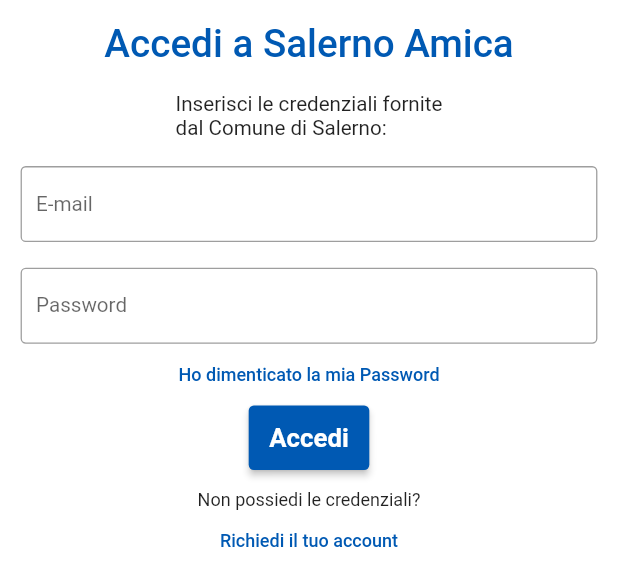
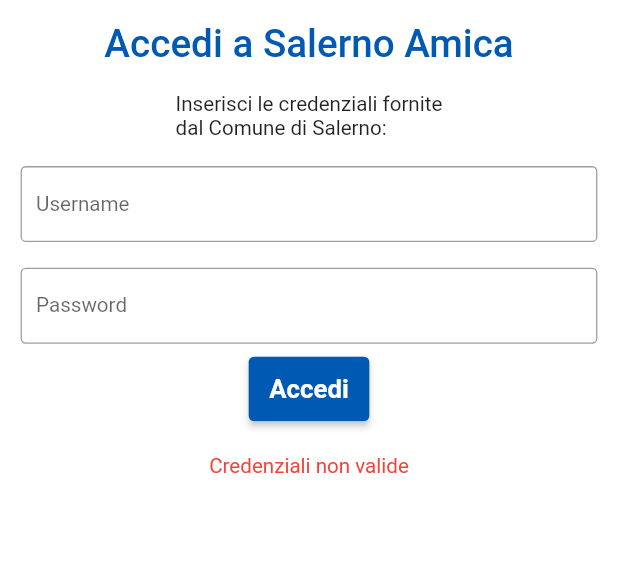
Before and after one commit to FedericoRipoli/EMAD2022_2023-8, a Flutter app: the LoginForm widget shown alone on an empty page, opened directly, after a tap on "Accedi", on a phone screen of 412 x 824 dp. Shown: the top 586 px of the screen. Run offline on Flutter 3.47's test engine with Material 2 defaults, Android fonts, the phone set to English and light mode, and no system bars; our stand-ins replace after_layout, bubble, flutter_chat_types, flutter_chat_ui, flutter_map, getwidget and 7 more; accounts and stored records are empty; network calls fail; project files that could hold a hidden picture were left out.

Commit message:
add login

```diff
--- a/sws_frontend/lib/components/LoginForm.dart
+++ b/sws_frontend/lib/components/LoginForm.dart
@@ -1,10 +1,14 @@
 import 'package:flutter/foundation.dart';
 import 'package:flutter/material.dart';
 import 'package:frontend_sws/main.dart';
+import 'package:frontend_sws/services/UserService.dart';
+import 'package:loading_animation_widget/loading_animation_widget.dart';
 
 // Form Login Ente / Comune
 class LoginForm extends StatefulWidget {
-  const LoginForm({Key? key}) : super(key: key);
+  final UserService? userService;
+
+  const LoginForm({Key? key, this.userService}) : super(key: key);
 
   @override
   State<LoginForm> createState() => _LoginFormState();
@@ -13,6 +17,18 @@ class LoginForm extends StatefulWidget {
 class _LoginFormState extends State<LoginForm> {
   TextEditingController emailController = TextEditingController();
   TextEditingController passwordController = TextEditingController();
+  var _isLoading = false;
+  var _loginError = false;
+
+  Future<bool> login(String username, String password) async {
+    setState(() => {_isLoading = true, _loginError = false});
+    var a = await widget.userService?.login(username, password);
+    setState(() => {_isLoading = false, _loginError = a == null});
+    if (a != null) {
+      return true;
+    }
+    return false;
+  }
 
   @override
   Widget build(BuildContext context) {
@@ -20,7 +36,8 @@ class _LoginFormState extends State<LoginForm> {
         padding: const EdgeInsets.all(6),
         child: SingleChildScrollView(
             scrollDirection: Axis.vertical,
-          child: Container(
+            child: !_isLoading
+                ? Container(
                     height: 480,
                     child: Column(
                       children: [
@@ -49,12 +66,12 @@ class _LoginFormState extends State<LoginForm> {
                             controller: emailController,
                             decoration: const InputDecoration(
                               border: OutlineInputBorder(),
-                        labelText: 'E-mail',
+                              labelText: 'Username',
                             ),
                           ),
                         ),
                         Container(
-                    padding: const EdgeInsets.fromLTRB(10, 10, 10, 0),
+                          padding: const EdgeInsets.fromLTRB(10, 10, 10, 10),
                           child: TextField(
                             obscureText: true,
                             controller: passwordController,
@@ -62,15 +79,6 @@ class _LoginFormState extends State<LoginForm> {
                               border: OutlineInputBorder(),
                               labelText: 'Password',
                             ),
-                    ),
-                  ),
-                  TextButton(
-                    onPressed: () {
-                      //forgot password screen
-                    },
-                    child: Text(
-                      'Ho dimenticato la mia Password',
-                      style: TextStyle(color: appTheme.primaryColor),
                           ),
                         ),
                         Container(
@@ -81,33 +89,37 @@ class _LoginFormState extends State<LoginForm> {
                               style: ElevatedButton.styleFrom(
                                   backgroundColor: appTheme.primaryColor,
                                   textStyle: const TextStyle(
-                                fontSize: 20, fontWeight: FontWeight.bold)),
+                                      fontSize: 20,
+                                      fontWeight: FontWeight.bold)),
                               child: const Text('Accedi'),
-                        onPressed: () {
-                          if (kDebugMode) {
-                            print(emailController.text);
-                            print(passwordController.text);
+                              onPressed: () async {
+                                bool res = await login(emailController.text,
+                                    passwordController.text);
+                                if(mounted){
+                                  if (res) Navigator.pop(context);
                                 }
                               },
                             )),
-                  Column(
-                    mainAxisAlignment: MainAxisAlignment.center,
-                    children: <Widget>[
-                      const Text('Non possiedi le credenziali?'),
-                      TextButton(
-                        child: Text(
-                          'Richiedi il tuo account',
+                        _loginError
+                            ? Container(
+                                alignment: Alignment.center,
+                                padding: const EdgeInsets.all(10),
+                                child: const Text(
+                                  'Credenziali non valide',
                                   style: TextStyle(
-                              fontSize: 14, color: appTheme.primaryColor),
-                        ),
-                        onPressed: () {
-                          //signup screen
-                        },
-                      )
+                                      fontSize: 16, color: Colors.red),
+                                ))
+                            : Container()
                       ],
-                  ),
-                ],
-              )),
-        ));
+                    ))
+                : Container(
+                    height: 480,
+                    alignment: Alignment.center,
+                    child: Center(
+                        child: LoadingAnimationWidget.twistingDots(
+                      leftDotColor: appTheme.primaryColor,
+                      rightDotColor: appTheme.secondaryHeaderColor,
+                      size: 80,
+                    )))));
   }
 }
--- a/sws_frontend/lib/services/RestURL.dart
+++ b/sws_frontend/lib/services/RestURL.dart
@@ -1,5 +1,6 @@
 class RestURL {
-  static String baseURL = "http://localhost:8080/api/";
+  //static String baseURL = "http://localhost:8080/api/";
+  static String baseURL = "https://emadsalerno-emadsalerno.azuremicroservices.io/api/";
   static Uri login = Uri.parse("${baseURL}auth/login");
   static Uri register = Uri.parse("${baseURL}auth/register");
   static Uri refreshToken = Uri.parse("${baseURL}auth/token");
@@ -7,13 +8,15 @@ class RestURL {
 
   static var defaultHeader = {
     "Accept": "application/json",
-    "Content-Type": "application/json"
+    "Content-Type": "application/json",
+    //"Access-Control-Allow-Origin": "*"
   };
 
   static authHeader(String jwt) {
     return {
       "Accept": "application/json",
       "Content-Type": "application/json",
+      //"Access-Control-Allow-Origin": "*",
       "Authorization": "Bearer $jwt"
     };
   }
--- a/sws_frontend/lib/util/SharedPreferencesUtils.dart
+++ b/sws_frontend/lib/util/SharedPreferencesUtils.dart
@@ -3,10 +3,11 @@ import 'package:shared_preferences/shared_preferences.dart';
 
 class SharedPreferencesUtils{
   static late SharedPreferences prefs;
-  static const String splash_viewed='it.unisa.emad.comunesalerno.sws.components.splash_viewed';
+  static const String splashViewed='it.unisa.emad.comunesalerno.sws.components.splashViewed';
 
   //userservice
-  static const String user_logged='it.unisa.emad.comunesalerno.sws.services.user_logged';
+  static const String userLogged='it.unisa.emad.comunesalerno.sws.services.userLogged';
+  static const String accessToken='it.unisa.emad.comunesalerno.sws.services.accessToken';
 
   static init() async{
     prefs = await SharedPreferences.getInstance();
```
Also changed, not shown: sws_frontend/lib/components/Splash.dart (+4 -3 lines), sws_frontend/lib/screens/HomeScreen.dart (+18 -10 lines), sws_frontend/lib/services/UserService.dart (added, +101 -0 lines), sws_frontend/lib/services/UsersService.dart (deleted, +0 -99 lines), 5 other files. Lines whose indentation alone changed are shown as unchanged.
